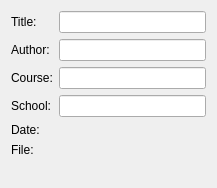
Above: amt/views/ui/lecturesForm.ui from eg0rim/amt before the change. Below: the same form after it.
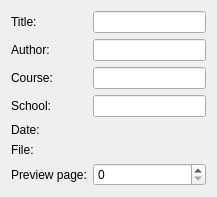
That is the form after the change. Custom widgets are drawn as their Qt base class.

Commit message: preview page can be chosen

```diff
--- a/amt/views/ui/lecturesForm.ui
+++ b/amt/views/ui/lecturesForm.ui
@@ -74,6 +74,20 @@
    <item row="5" column="1">
     <widget class="AMTEntryFileInput" name="fileInput" native="true"/>
    </item>
+   <item row="6" column="0">
+    <widget class="QLabel" name="previewPageLabel">
+     <property name="text">
+      <string>Preview page:</string>
+     </property>
+    </widget>
+   </item>
+   <item row="6" column="1">
+    <widget class="QSpinBox" name="previewPageSpinBox">
+     <property name="maximum">
+      <number>10000</number>
+     </property>
+    </widget>
+   </item>
   </layout>
  </widget>
  <customwidgets>
```
The commit also changes 5 other files.
